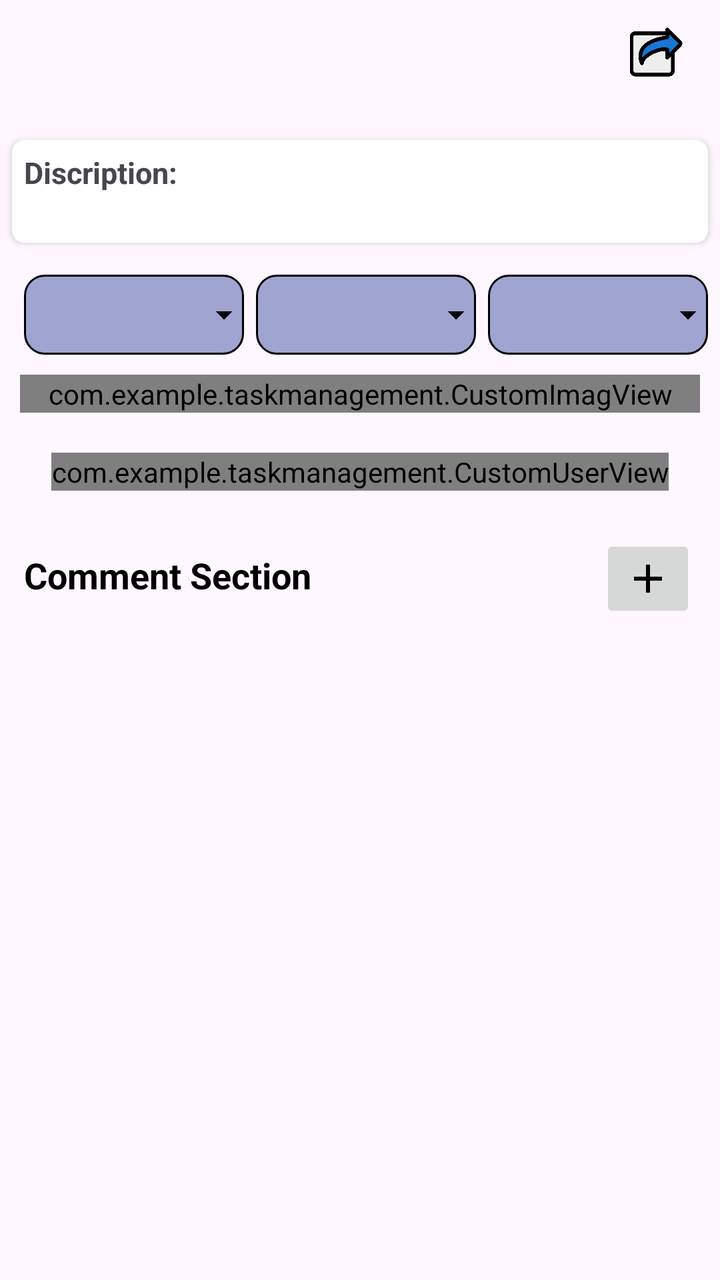
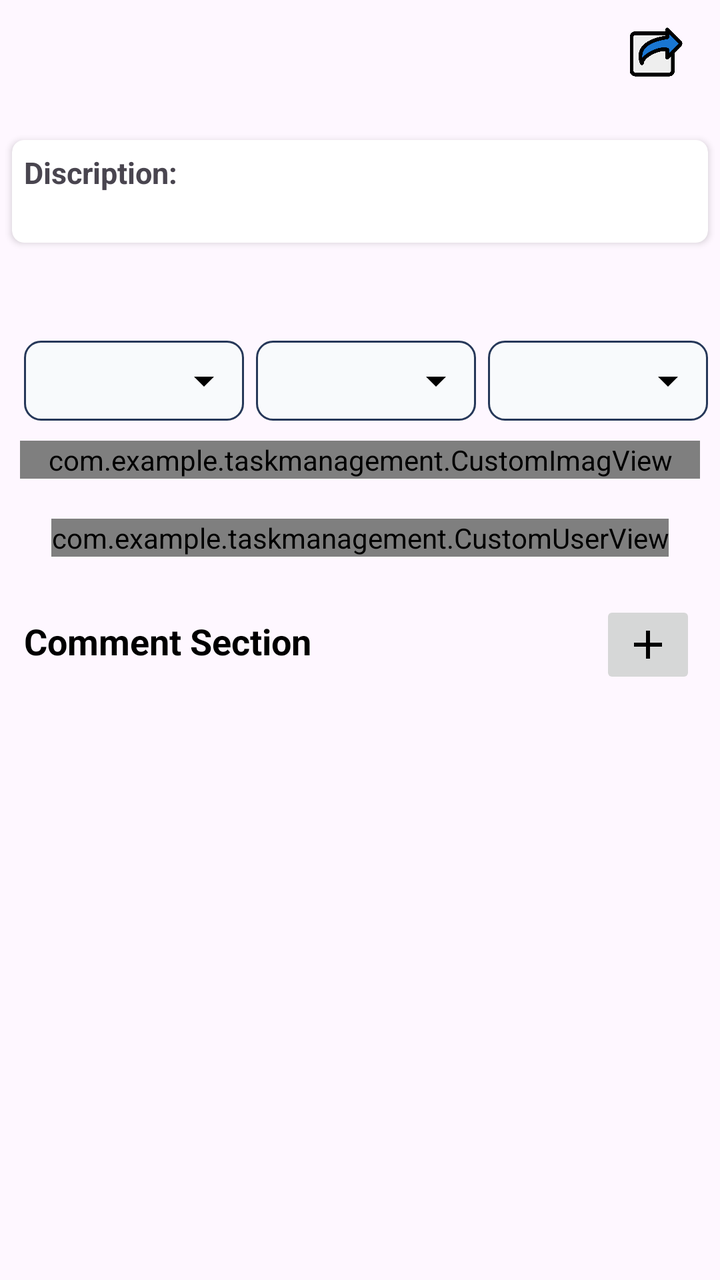

Compare the two renders of this Android layout. The source of the first and the diff that turns it into the second are given below.
<!-- AndroidManifest.xml: application theme Theme.TaskManagement -->
<!-- res/layout/fragment_task_display.xml -->
<?xml version="1.0" encoding="utf-8"?>
<androidx.core.widget.NestedScrollView
    xmlns:android="http://schemas.android.com/apk/res/android"
    xmlns:tools="http://schemas.android.com/tools"
    xmlns:app="http://schemas.android.com/apk/res-auto"
    android:layout_width="match_parent"
    android:layout_height="match_parent"
    android:fillViewport="true">

    <LinearLayout
        android:id="@+id/main"
        android:layout_width="match_parent"
        android:layout_height="wrap_content"
        android:orientation="vertical"
        tools:context=".TaskDisplayFragment">
        <LinearLayout
            android:layout_width="match_parent"
            android:layout_height="wrap_content"
            android:layout_margin="6dp"
            android:orientation="horizontal">
            <TextView
                android:id="@+id/title"
                android:textStyle="bold"
                android:textColor="@color/black"
                android:textSize="15dp"
                android:layout_width="wrap_content"
                android:layout_weight="1"
                android:layout_marginTop="10dp"
                android:layout_height="wrap_content"/>
            <ImageView
                android:padding="5dp"
                android:id="@+id/materialbtn"
                android:layout_width="40dp"
                android:layout_height="40dp"
                android:layout_margin="6dp"
                android:layout_gravity="right"
                android:src="@drawable/share"/>


        </LinearLayout>
<androidx.cardview.widget.CardView
    android:layout_width="match_parent"
    android:layout_height="wrap_content"
    android:layout_margin="6dp"
    app:cardCornerRadius="6dp">
    <LinearLayout
        android:layout_width="match_parent"
        android:layout_height="wrap_content"
        android:padding="6dp"
        android:orientation="vertical">
        <TextView
            android:text="Discription:"
            android:textStyle="bold"
            android:textSize="15dp"
            android:layout_width="match_parent"
            android:layout_height="wrap_content"/>
        <TextView
            android:id="@+id/discript"
            android:layout_width="match_parent"
            android:layout_height="wrap_content"/>
    </LinearLayout>
</androidx.cardview.widget.CardView>
        <LinearLayout
            android:layout_width="match_parent"
            android:layout_height="wrap_content"
            android:orientation="horizontal"
            android:weightSum="3"
            android:paddingStart="6dp"
            android:paddingEnd="6dp">
            <FrameLayout
                android:layout_width="0dp"
                android:layout_height="40dp"
                android:layout_weight="1"
                android:layout_marginStart="6dp"
                android:layout_marginTop="10dp">

                <Spinner
                    android:id="@+id/spinner"
                    android:layout_width="match_parent"
                    android:layout_height="match_parent"
                    android:background="@drawable/spinner_bg"
                    android:spinnerMode="dropdown"
                    android:paddingStart="8dp"
                    android:paddingEnd="24dp"/>

                <ImageView
                    android:layout_width="20dp"
                    android:layout_height="20dp"
                    android:layout_gravity="end|center_vertical"
                    android:src="@drawable/outline_arrow_drop_down_24"
                    android:clickable="false"
                    android:focusable="false"/>

            </FrameLayout>
            <FrameLayout
                android:layout_width="0dp"
                android:layout_height="40dp"
                android:layout_weight="1"
                android:layout_marginStart="6dp"
                android:layout_marginTop="10dp">

                <Spinner
                    android:id="@+id/categoryspinner"
                    android:layout_width="match_parent"
                    android:layout_height="match_parent"
                    android:background="@drawable/spinner_bg"
                    android:spinnerMode="dropdown"
                    android:paddingStart="8dp"
                    android:paddingEnd="24dp"/>

                <ImageView
                    android:layout_width="20dp"
                    android:layout_height="20dp"
                    android:layout_gravity="end|center_vertical"
                    android:src="@drawable/outline_arrow_drop_down_24"
                    android:clickable="false"
                    android:focusable="false"/>

            </FrameLayout>
            <FrameLayout
                android:layout_width="0dp"
                android:layout_height="40dp"
                android:layout_weight="1"
                android:layout_marginStart="6dp"
                android:layout_marginTop="10dp">

                <Spinner
                    android:id="@+id/periorityspinner"
                    android:layout_width="match_parent"
                    android:layout_height="match_parent"
                    android:background="@drawable/spinner_bg"
                    android:spinnerMode="dropdown"
                    android:paddingStart="8dp"
                    android:paddingEnd="24dp"/>

                <ImageView
                    android:layout_width="20dp"
                    android:layout_height="20dp"
                    android:layout_gravity="end|center_vertical"
                    android:src="@drawable/outline_arrow_drop_down_24"
                    android:clickable="false"
                    android:focusable="false"/>

            </FrameLayout>
        </LinearLayout>



                <com.example.taskmanagement.CustomImagView
                    android:layout_margin="10dp"
                    android:id="@+id/customImage"
                    android:layout_width="match_parent"
                    android:layout_height="wrap_content" />

                <com.example.taskmanagement.CustomUserView
                    android:id="@+id/customUser"
android:layout_margin="10dp"
                    android:layout_width="wrap_content"
                    android:layout_height="wrap_content"
                    android:layout_gravity="center_horizontal"
                     />

        <LinearLayout
            android:layout_width="match_parent"
            android:layout_height="wrap_content"
            android:orientation="vertical"
            android:padding="12dp">
<LinearLayout
    android:id="@+id/loader"
    android:layout_width="match_parent"
    android:layout_height="wrap_content"
    android:orientation="vertical"
    android:visibility="gone">
    <ProgressBar
        android:layout_width="match_parent"
        android:layout_height="wrap_content"/>
    <TextView
        android:layout_width="match_parent"
        android:layout_height="wrap_content"
        android:text="Loading.."
        android:gravity="center"/>
</LinearLayout>
            <LinearLayout
                android:layout_width="match_parent"
                android:layout_height="wrap_content"
                android:orientation="horizontal">

                <TextView
                    android:layout_width="0dp"
                    android:layout_height="wrap_content"
                    android:layout_weight="1"
                    android:layout_marginTop="8dp"
                    android:text="Comment Section"
                    android:textSize="18sp"
                    android:textStyle="bold"
                    android:textColor="@android:color/black" />

                <ImageButton
                    android:id="@+id/imgbtn"
                    android:layout_width="wrap_content"
                    android:layout_height="wrap_content"
                    android:src="@drawable/baseline_add_24" />
            </LinearLayout>

            <androidx.recyclerview.widget.RecyclerView
                android:id="@+id/commentRecycler"
                android:layout_width="match_parent"
                android:layout_height="wrap_content"
                android:layout_marginLeft="10dp"
                android:nestedScrollingEnabled="false"
                android:overScrollMode="never"
                />

        </LinearLayout>


    </LinearLayout>
</androidx.core.widget.NestedScrollView>
<!-- resources referenced by this layout -->
<resources>
  <color name="black">#FF000000</color>
  <!-- drawable baseline_add_24 (drawable) -->
  <vector xmlns:android="http://schemas.android.com/apk/res/android" android:height="24dp" android:tint="#000000" android:viewportHeight="24" android:viewportWidth="24" android:width="24dp">
        
      <path android:fillColor="@android:color/white" android:pathData="M19,13h-6v6h-2v-6H5v-2h6V5h2v6h6v2z"/>
      
  </vector>
  <!-- drawable outline_arrow_drop_down_24 (drawable) -->
  <vector xmlns:android="http://schemas.android.com/apk/res/android" android:height="24dp" android:tint="#000000" android:viewportHeight="960" android:viewportWidth="960" android:width="24dp">
        
      <path android:fillColor="@android:color/white" android:pathData="M480,600L280,400L680,400L480,600Z"/>
      
  </vector>
  <!-- drawable share: png bitmap (drawable, 14509 bytes) -->
  <!-- drawable spinner_bg (drawable) -->
  <?xml version="1.0" encoding="utf-8"?>
  <shape xmlns:android="http://schemas.android.com/apk/res/android">
  <solid android:color="@color/status"/>
      <corners android:radius="10dp"/>
      <stroke
          android:width="1dp"
         />
  </shape>
  <style name="Theme.TaskManagement" parent="Base.Theme.TaskManagement" />
  <color name="status">#9fa4d1</color>
  <style name="Base.Theme.TaskManagement" parent="Theme.Material3.DayNight.NoActionBar">
          
          
      </style>
</resources>

<!-- the commit's change to res/layout/fragment_task_display.xml (unified diff, before → after) -->
@@ -60,6 +60,12 @@
             android:layout_height="wrap_content"/>
     </LinearLayout>
 </androidx.cardview.widget.CardView>
+        <TextView
+            android:id="@+id/date"
+            android:padding="2dp"
+            android:layout_margin="5dp"
+            android:layout_width="match_parent"
+            android:layout_height="wrap_content"/>
         <LinearLayout
             android:layout_width="match_parent"
             android:layout_height="wrap_content"
@@ -83,13 +89,7 @@
                     android:paddingStart="8dp"
                     android:paddingEnd="24dp"/>
 
-                <ImageView
-                    android:layout_width="20dp"
-                    android:layout_height="20dp"
-                    android:layout_gravity="end|center_vertical"
-                    android:src="@drawable/outline_arrow_drop_down_24"
-                    android:clickable="false"
-                    android:focusable="false"/>
+
 
             </FrameLayout>
             <FrameLayout
@@ -108,13 +108,7 @@
                     android:paddingStart="8dp"
                     android:paddingEnd="24dp"/>
 
-                <ImageView
-                    android:layout_width="20dp"
-                    android:layout_height="20dp"
-                    android:layout_gravity="end|center_vertical"
-                    android:src="@drawable/outline_arrow_drop_down_24"
-                    android:clickable="false"
-                    android:focusable="false"/>
+
 
             </FrameLayout>
             <FrameLayout
@@ -133,13 +127,6 @@
                     android:paddingStart="8dp"
                     android:paddingEnd="24dp"/>
 
-                <ImageView
-                    android:layout_width="20dp"
-                    android:layout_height="20dp"
-                    android:layout_gravity="end|center_vertical"
-                    android:src="@drawable/outline_arrow_drop_down_24"
-                    android:clickable="false"
-                    android:focusable="false"/>
 
             </FrameLayout>
         </LinearLayout>
<!-- resource entries referenced after the edit -->
@@ -16,15 +16,26 @@
   <!-- drawable share: png bitmap (drawable, 14509 bytes) -->
   <!-- drawable spinner_bg (drawable) -->
   <?xml version="1.0" encoding="utf-8"?>
-  <shape xmlns:android="http://schemas.android.com/apk/res/android">
-  <solid android:color="@color/status"/>
-      <corners android:radius="10dp"/>
-      <stroke
-          android:width="1dp"
-         />
-  </shape>
+  <layer-list xmlns:android="http://schemas.android.com/apk/res/android">
+  
+      <item>
+          <shape android:shape="rectangle">
+              <solid android:color="@color/grey" />
+              <corners android:radius="8dp" />
+              <stroke
+                  android:width="1dp"
+                  android:color="#263859" />
+          </shape>
+      </item>
+  
+      <item
+          android:drawable="@drawable/outline_arrow_drop_down_24"
+          android:gravity="end|center_vertical"
+          android:right="8dp" />
+  
+  </layer-list>
   <style name="Theme.TaskManagement" parent="Base.Theme.TaskManagement" />
-  <color name="status">#9fa4d1</color>
+  <color name="grey">#F8FAFC</color>
   <style name="Base.Theme.TaskManagement" parent="Theme.Material3.DayNight.NoActionBar">
           
           
